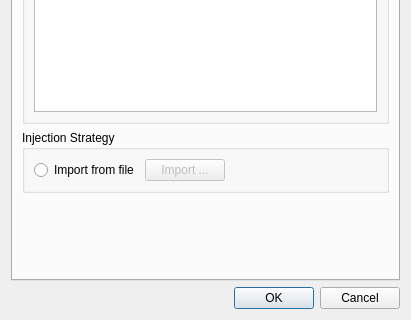
Above: RAMSIS/ui/views/scenarioconfigdialog.ui from swiss-seismological-service/hermes before the change; both pictures show x 0 to 411 and y 247 to 567 of the 411 by 567 pixel window. Below: the same form after it.
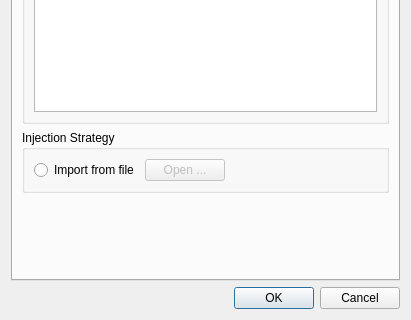
That is the form after the change.

Diff of the .ui file:
```diff
--- a/RAMSIS/ui/views/scenarioconfigdialog.ui
+++ b/RAMSIS/ui/views/scenarioconfigdialog.ui
@@ -103,7 +103,7 @@
              <bool>false</bool>
             </property>
             <property name="text">
-             <string>Import ...</string>
+             <string>Open ...</string>
             </property>
             <property name="checkable">
              <bool>false</bool>
```
